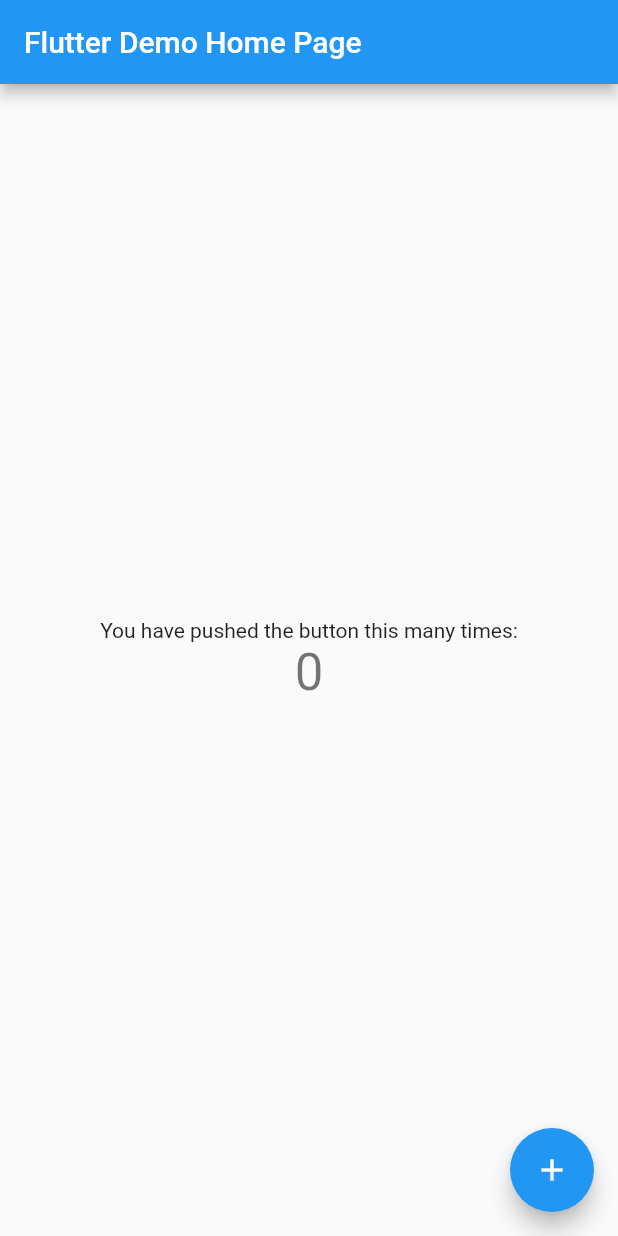
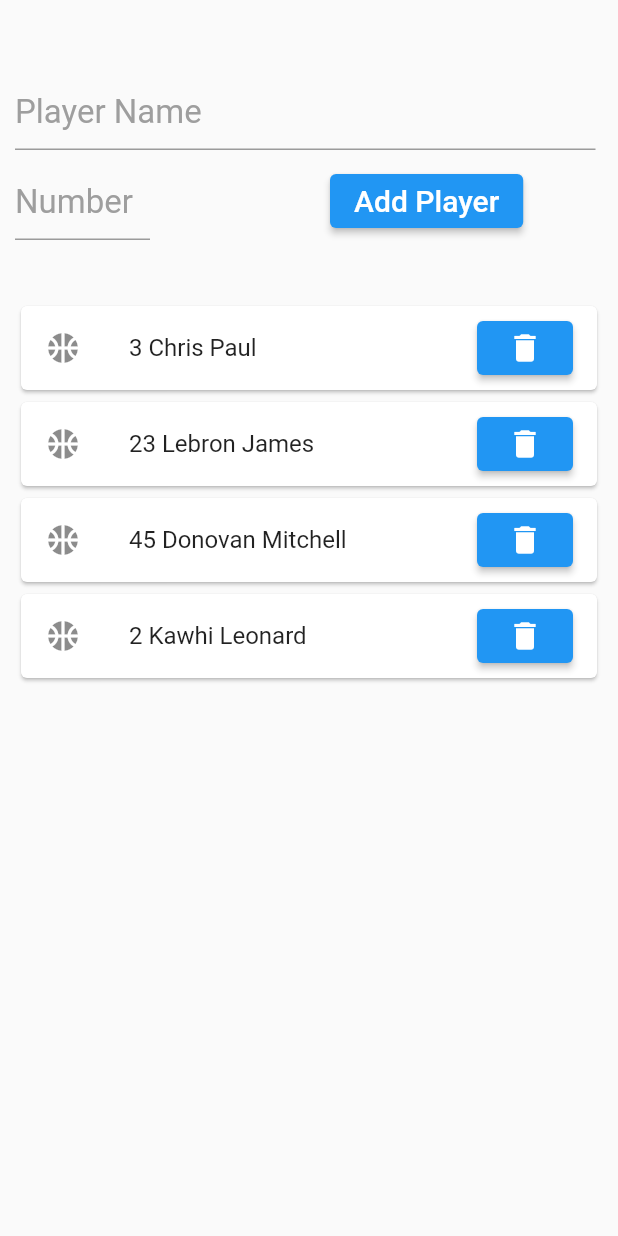
Before and after one commit to WilsonKrueger/CIS3334_FinalProject_WilsonKrueger, a Flutter app: the screen it shows after launch, on a phone screen of 412 x 824 dp. Run offline on Flutter 3.47's test engine with Material 2 defaults, Android fonts, the phone set to English and light mode, and no system bars.

Commit message:
Completed functionality for Sprint 1

```diff
--- a/lib/main.dart
+++ b/lib/main.dart
@@ -1,4 +1,6 @@
 import 'package:flutter/material.dart';
+
+import 'player.dart';
 
 void main() {
   runApp(MyApp());
@@ -9,35 +11,17 @@ class MyApp extends StatelessWidget {
   @override
   Widget build(BuildContext context) {
     return MaterialApp(
-      title: 'Flutter Demo',
+      title: 'Basketball Stats',
       theme: ThemeData(
-        // This is the theme of your application.
-        //
-        // Try running your application with "flutter run". You'll see the
-        // application has a blue toolbar. Then, without quitting the app, try
-        // changing the primarySwatch below to Colors.green and then invoke
-        // "hot reload" (press "r" in the console where you ran "flutter run",
-        // or simply save your changes to "hot reload" in a Flutter IDE).
-        // Notice that the counter didn't reset back to zero; the application
-        // is not restarted.
         primarySwatch: Colors.blue,
       ),
-      home: MyHomePage(title: 'Flutter Demo Home Page'),
+      home: MyHomePage(title: 'Home Page'),
     );
   }
 }
 
 class MyHomePage extends StatefulWidget {
   MyHomePage({Key key, this.title}) : super(key: key);
-
-  // This widget is the home page of your application. It is stateful, meaning
-  // that it has a State object (defined below) that contains fields that affect
-  // how it looks.
-
-  // This class is the configuration for the state. It holds the values (in this
-  // case the title) provided by the parent (in this case the App widget) and
-  // used by the build method of the State. Fields in a Widget subclass are
-  // always marked "final".
 
   final String title;
 
@@ -46,68 +30,130 @@ class MyHomePage extends StatefulWidget {
 }
 
 class _MyHomePageState extends State<MyHomePage> {
-  int _counter = 0;
+  List<Player> team = [];
+  final TextEditingController _newNameTextField = TextEditingController();
+  final TextEditingController _newNumberTextField = TextEditingController();
 
-  void _incrementCounter() {
-    setState(() {
-      // This call to setState tells the Flutter framework that something has
-      // changed in this State, which causes it to rerun the build method below
-      // so that the display can reflect the updated values. If we changed
-      // _counter without calling setState(), then the build method would not be
-      // called again, and so nothing would appear to happen.
-      _counter++;
-    });
+  _MyHomePageState() {
+    team.add(new Player("Chris Paul", "3"));
+    team.add(new Player("Lebron James", "23"));
+    team.add(new Player("Donovan Mitchell ", "45"));
+    team.add(new Player("Kawhi Leonard", "2"));
+  }
+
+  Widget nameTextFieldWidget() {
+    return SizedBox(
+      width: MediaQuery.of(context).size.width - 25,
+      child: TextField(
+        controller: _newNameTextField,
+        textCapitalization: TextCapitalization.words,           //Retrieved this line from https://stackoverflow.com/questions/49238908/flutter-textfield-value-always-uppercase-debounce
+        style: TextStyle(fontSize: 22, color: Colors.black),
+        decoration: InputDecoration(
+          hintText: "Player Name",
+          hintStyle: TextStyle(fontSize: 22, color: Colors.grey),
+        ),
+      ),
+    );
+  }
+
+  Widget numberTextFieldWidget() {
+    return SizedBox (
+      width: 90,
+      child: TextField (
+        controller: _newNumberTextField,
+        keyboardType: TextInputType.number,                     //Retrieved this line from https://stackoverflow.com/questions/49577781/how-to-create-number-input-field-in-flutter
+        style: TextStyle(fontSize: 22, color: Colors.black),
+        decoration: InputDecoration(
+          hintText: "Number",
+          hintStyle: TextStyle(fontSize: 22, color: Colors.grey),
+      )
+    ),
+    );
+  }
+
+  Widget addButtonWidget() {
+    return SizedBox(
+      child: ElevatedButton(
+          onPressed: () {
+            setState(() {
+              team.add(new Player(_newNameTextField.text, _newNumberTextField.text));
+              _newNumberTextField.clear();
+              _newNameTextField.clear();
+            });
+          },
+          child: Text(
+            'Add Player',
+            style: TextStyle(fontSize: 20),
+          )),
+    );
+  }
+
+  Widget playerInputWidget() {
+    return Column(
+      children: [
+        Row(
+          crossAxisAlignment: CrossAxisAlignment.start,
+          children: [
+            nameTextFieldWidget(),
+          ],
+        ),
+        SizedBox(height: 10,),
+        Row(
+          crossAxisAlignment: CrossAxisAlignment.start,
+          children: [
+            numberTextFieldWidget(),
+            SizedBox(width: 120,),
+            addButtonWidget(),
+          ],
+        ),
+      ],
+    );
+  }
+
+  Widget playerTileWidget(position) {
+    return ListTile(
+        leading: Icon(Icons.sports_basketball),
+        title: Text(team[position].getDescription()),
+        trailing: ElevatedButton (
+          child: Icon(Icons.delete),
+          onPressed: () {
+            setState(() {
+              team.removeAt(position);
+            });
+          },
+        ),
+    );
+  }
+
+  Widget playerListWidget() {
+    return Expanded(
+      child:
+        ListView.builder(
+          itemCount: team.length,
+          itemBuilder: (BuildContext context, int position) {
+            return Card(
+                child: playerTileWidget(position)
+            );
+          }
+        ),
+    );
   }
 
   @override
   Widget build(BuildContext context) {
-    // This method is rerun every time setState is called, for instance as done
-    // by the _incrementCounter method above.
-    //
-    // The Flutter framework has been optimized to make rerunning build methods
-    // fast, so that you can just rebuild anything that needs updating rather
-    // than having to individually change instances of widgets.
     return Scaffold(
-      appBar: AppBar(
-        // Here we take the value from the MyHomePage object that was created by
-        // the App.build method, and use it to set our appbar title.
-        title: Text(widget.title),
-      ),
-      body: Center(
-        // Center is a layout widget. It takes a single child and positions it
-        // in the middle of the parent.
+      body: Container(
+        padding: EdgeInsets.symmetric(horizontal: 10, vertical: 50),
+        height: MediaQuery.of(context).size.height,
+        width: MediaQuery.of(context).size.width,
         child: Column(
-          // Column is also a layout widget. It takes a list of children and
-          // arranges them vertically. By default, it sizes itself to fit its
-          // children horizontally, and tries to be as tall as its parent.
-          //
-          // Invoke "debug painting" (press "p" in the console, choose the
-          // "Toggle Debug Paint" action from the Flutter Inspector in Android
-          // Studio, or the "Toggle Debug Paint" command in Visual Studio Code)
-          // to see the wireframe for each widget.
-          //
-          // Column has various properties to control how it sizes itself and
-          // how it positions its children. Here we use mainAxisAlignment to
-          // center the children vertically; the main axis here is the vertical
-          // axis because Columns are vertical (the cross axis would be
-          // horizontal).
-          mainAxisAlignment: MainAxisAlignment.center,
-          children: <Widget>[
-            Text(
-              'You have pushed the button this many times:',
-            ),
-            Text(
-              '$_counter',
-              style: Theme.of(context).textTheme.headline4,
-            ),
+          children: [
+            playerInputWidget(),
+            SizedBox(height: 40,),
+            playerListWidget(),
           ],
         ),
       ),
-      floatingActionButton: FloatingActionButton(
-        onPressed: _incrementCounter,
-        tooltip: 'Increment',
-        child: Icon(Icons.add),
-      ), // This trailing comma makes auto-formatting nicer for build methods.
     );
   }
 }
--- /dev/null
+++ b/lib/player.dart
@@ -0,0 +1,34 @@
+
+import 'package:flutter/widgets.dart';
+
+class Player {
+  String _name;
+  String _number;
+  Image _image;
+  int _points;
+  int _fieldGoalsMade;
+  int _fieldGoalsAttempted;
+  double _fieldGoalPercentage;
+  int _rebounds;
+  int _assists;
+  int _steals;
+  int _blocks;
+  int _fouls;
+
+  Player(this._name, this._number)
+  {
+    _points = 0;
+    _fieldGoalsMade = 0;
+    _fieldGoalsAttempted = 0;
+    _fieldGoalPercentage = 0;
+    _rebounds = 0;
+    _assists = 0;
+    _steals = 0;
+    _blocks = 0;
+    _fouls = 0;
+  }
+
+  String getDescription() {
+    return _number + " " + _name;
+  }
+}
```
